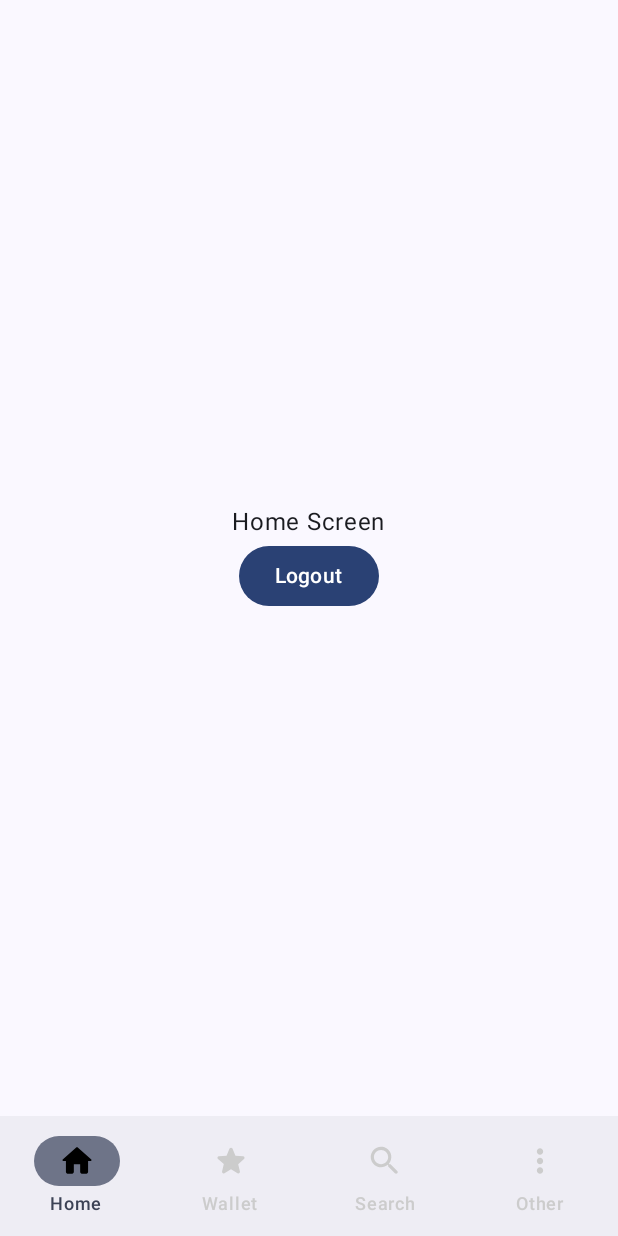
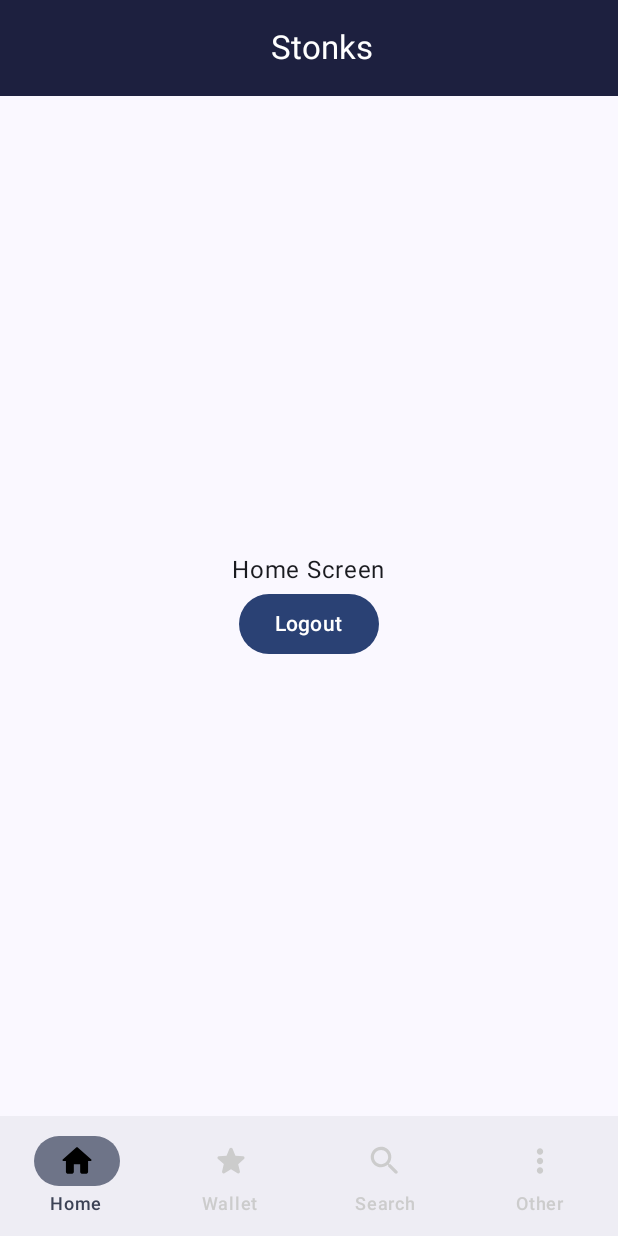
Before and after one commit to pippetto17/CryptoValute-Progetto-MP-2024, an Android app built with Jetpack Compose: the screen it shows after launch once a user with an empty profile is signed in (MainActivity), on a phone screen of 412 x 824 dp. Run offline under Robolectric (Android 15) with nearby library versions, the phone set to English and light mode, and no system bars; our stand-ins replace Firebase (no records; nobody signed in at launch, a user with empty details on screens opened directly); 1 statement that could not run was skipped.

Commit message:
change font and customitems

```diff
--- a/app/src/main/java/it/magi/stonks/activities/MainActivity.kt
+++ b/app/src/main/java/it/magi/stonks/activities/MainActivity.kt
@@ -15,6 +15,7 @@ import androidx.navigation.compose.composable
 import androidx.navigation.compose.rememberNavController
 import com.google.firebase.auth.FirebaseAuth
 import it.magi.stonks.objects.BottomNavigationBar
+import it.magi.stonks.objects.CustomTopAppBar
 import it.magi.stonks.objects.NavigationItem
 import it.magi.stonks.screens.HomeScreen
 import it.magi.stonks.screens.OtherScreen
@@ -39,11 +40,10 @@ class MainActivity : ComponentActivity() {
                 Scaffold(
                     modifier = Modifier.fillMaxSize(),
                     topBar = {
+                             CustomTopAppBar()
                     },
                     bottomBar = {
-                        BottomAppBar{
-                            BottomNavigationBar(navController = navController)
-                        }
+                        BottomNavigationBar(navController = navController)
                     },
                 ) { innerPadding ->
                     NavHost(
--- a/app/src/main/java/it/magi/stonks/objects/BottomNavigationBar.kt
+++ b/app/src/main/java/it/magi/stonks/objects/BottomNavigationBar.kt
@@ -1,6 +1,7 @@
 package it.magi.stonks.objects
 
 import androidx.compose.foundation.layout.size
+import androidx.compose.material3.BottomAppBar
 import androidx.compose.material3.Icon
 import androidx.compose.material3.NavigationBar
 import androidx.compose.material3.NavigationBarItem
@@ -34,6 +35,7 @@ fun BottomNavigationBar(navController: NavController) {
             selectedItem = index
         }
     }
+    BottomAppBar {
         NavigationBar(
         ) {
             items.forEachIndexed { index, item ->
@@ -73,3 +75,4 @@ fun BottomNavigationBar(navController: NavController) {
             }
         }
     }
+}
--- a/app/src/main/java/it/magi/stonks/objects/CustomPasswordField.kt
+++ b/app/src/main/java/it/magi/stonks/objects/CustomPasswordField.kt
@@ -6,6 +6,9 @@ import androidx.compose.foundation.layout.fillMaxWidth
 import androidx.compose.foundation.layout.padding
 import androidx.compose.foundation.layout.size
 import androidx.compose.foundation.text.KeyboardOptions
+import androidx.compose.material.icons.Icons
+import androidx.compose.material.icons.filled.Email
+import androidx.compose.material.icons.filled.Lock
 import androidx.compose.material3.Icon
 import androidx.compose.material3.IconButton
 import androidx.compose.material3.IconButtonDefaults
@@ -70,11 +73,18 @@ fun CustomPasswordField(
                 ) {
                     Icon(
                         imageVector = if (passwordVisible)
-                            ImageVector.vectorResource(R.drawable.ic_visible)
-                        else ImageVector.vectorResource(R.drawable.ic_not_visible),
+                            ImageVector.vectorResource(R.drawable.ic_not_visible)
+                        else ImageVector.vectorResource(R.drawable.ic_visible),
                         contentDescription = ""
                     )
                 }
+            },
+            leadingIcon = {
+                Icon(
+                    imageVector = Icons.Default.Lock,
+                    contentDescription = "Password",
+                    tint = Color.LightGray
+                )
             },
         )
         if (isError && value.isNotEmpty()) {
--- /dev/null
+++ b/app/src/main/java/it/magi/stonks/objects/CustomTopAppBar.kt
@@ -0,0 +1,33 @@
+package it.magi.stonks.objects
+
+import androidx.compose.foundation.layout.fillMaxWidth
+import androidx.compose.material3.ExperimentalMaterial3Api
+import androidx.compose.material3.Text
+import androidx.compose.material3.TopAppBar
+import androidx.compose.material3.TopAppBarDefaults
+import androidx.compose.runtime.Composable
+import androidx.compose.ui.Modifier
+import androidx.compose.ui.graphics.Color
+import androidx.compose.ui.res.stringResource
+import androidx.compose.ui.text.style.TextAlign
+import it.magi.stonks.R
+import it.magi.stonks.ui.theme.BgColor
+
+@OptIn(ExperimentalMaterial3Api::class)
+@Composable
+fun CustomTopAppBar() {
+    TopAppBar(
+        title = {
+            Text(
+                stringResource(R.string.app_name),
+                modifier = Modifier.fillMaxWidth(),
+                textAlign = TextAlign.Center,
+
+            )
+        },
+        colors = TopAppBarDefaults.topAppBarColors(
+            containerColor = BgColor,
+            titleContentColor = Color.White
+        )
+    )
+}
--- a/app/src/main/java/it/magi/stonks/screens/LoginScreen.kt
+++ b/app/src/main/java/it/magi/stonks/screens/LoginScreen.kt
@@ -4,8 +4,10 @@ import androidx.compose.foundation.Image
 import androidx.compose.foundation.layout.Arrangement
 import androidx.compose.foundation.layout.Box
 import androidx.compose.foundation.layout.Column
+import androidx.compose.foundation.layout.Spacer
 import androidx.compose.foundation.layout.fillMaxSize
 import androidx.compose.foundation.layout.fillMaxWidth
+import androidx.compose.foundation.layout.height
 import androidx.compose.foundation.layout.padding
 import androidx.compose.foundation.layout.wrapContentHeight
 import androidx.compose.material3.Button
@@ -26,17 +28,22 @@ import androidx.compose.ui.layout.ContentScale
 import androidx.compose.ui.platform.LocalContext
 import androidx.compose.ui.res.painterResource
 import androidx.compose.ui.res.stringResource
-import androidx.compose.ui.text.font.FontStyle
 import androidx.compose.ui.text.style.TextAlign
 import androidx.compose.ui.unit.dp
 import androidx.navigation.NavController
 import com.google.firebase.Firebase
 import com.google.firebase.auth.auth
 import it.magi.stonks.R
+<<<<<<< Updated upstream
 import it.magi.stonks.objects.APIRequests
+=======
+import it.magi.stonks.objects.CustomEmailField
+import it.magi.stonks.objects.CustomPasswordField
+>>>>>>> Stashed changes
 import it.magi.stonks.objects.Utilities
-import it.magi.stonks.ui.theme.fontSize
+import it.magi.stonks.ui.theme.TitleColor
 import it.magi.stonks.ui.theme.titleFont
+import it.magi.stonks.ui.theme.TitleFontSize
 import it.magi.stonks.viewmodels.LoginViewModel
 
 @Composable
@@ -63,49 +70,30 @@ fun LoginScreen(navController: NavController, viewModel: LoginViewModel) {
                 .wrapContentHeight(Alignment.CenterVertically),
         ) {
             Text(
-                text = stringResource(id = R.string.app_name),
+                text = stringResource(id = R.string.app_name).uppercase(),
                 modifier = Modifier
                     .fillMaxWidth()
                     .padding(16.dp),
                 textAlign = TextAlign.Center,
-                fontStyle = FontStyle.Italic,
                 fontFamily = titleFont(),
-                fontSize = fontSize,
-                color = Color.White
+                fontSize = TitleFontSize,
+                color = TitleColor
             )
             Column(
                 horizontalAlignment = Alignment.CenterHorizontally,
                 verticalArrangement = Arrangement.Center,
             ) {
-
-                OutlinedTextField(
-                    label = {
-                        Text(
-                            text = stringResource(id = R.string.login_email_label),
-                            color = Color.White
-                        )
-                    },
+                CustomEmailField(
                     value = email,
+                    labelId = R.string.login_email_label,
                     onValueChange = { email = it },
-                    colors = OutlinedTextFieldDefaults.colors(
-                        focusedTextColor = Color.White,
-                        unfocusedTextColor = Color.White
-                    )
                 )
-                OutlinedTextField(
-                    label = {
-                        Text(
-                            text = stringResource(id = R.string.login_password_label),
-                            color = Color.White
-                        )
-                    },
+                CustomPasswordField(
                     value = password,
+                    labelId = R.string.login_password_label,
                     onValueChange = { password = it },
-                    colors = OutlinedTextFieldDefaults.colors(
-                        focusedTextColor = Color.White,
-                        unfocusedTextColor = Color.White
-                    )
                 )
+                Spacer(modifier = Modifier.height(40.dp))
                 Button(
                     onClick = {
                         viewModel.userLogin(auth, email, password, navController, context)
@@ -124,7 +112,7 @@ fun LoginScreen(navController: NavController, viewModel: LoginViewModel) {
                     colors = ButtonDefaults.buttonColors(Color.Yellow),
                     onClick = { Utilities().testSignup() })
                 {
-                    Text(text = "TEST!!!",color = Color.Black)
+                    Text(text = "TEST!!!", color = Color.Black)
                 }
             }
         }
--- a/app/src/main/java/it/magi/stonks/ui/theme/Color.kt
+++ b/app/src/main/java/it/magi/stonks/ui/theme/Color.kt
@@ -11,6 +11,7 @@ val PurpleGrey40 = Color(0xFF625b71)
 val Pink40 = Color(0xFF7D5260)
 
 //LoginPage(DarkTheme)
-val LoginBgColor = Color(0xFF1D203F)
+val BgColor = Color(0xFF1D203F)
 val LoginFormBgColor= Color(0xFF121427)
 val LoginBgColor2 = Color(0xFF000026)
+val TitleColor = Color(0xFFC8FF00)
--- a/app/src/main/java/it/magi/stonks/ui/theme/Fonts.kt
+++ b/app/src/main/java/it/magi/stonks/ui/theme/Fonts.kt
@@ -9,6 +9,6 @@ import androidx.compose.ui.text.font.FontFamily
 fun titleFont(): FontFamily {
     val assets = LocalContext.current.assets
     return FontFamily(
-        Font("techno_hideo_bold.ttf", assets)
+        Font("origintech.ttf", assets)
     )
 }
--- a/app/src/main/java/it/magi/stonks/ui/theme/Size.kt
+++ b/app/src/main/java/it/magi/stonks/ui/theme/Size.kt
@@ -2,4 +2,4 @@ package it.magi.stonks.ui.theme
 
 import androidx.compose.ui.unit.sp
 
-val fontSize = 50.sp
+val TitleFontSize = 80.sp
--- a/app/src/main/java/it/magi/stonks/viewmodels/RegistrationViewModel.kt
+++ b/app/src/main/java/it/magi/stonks/viewmodels/RegistrationViewModel.kt
@@ -3,10 +3,8 @@ package it.magi.stonks.viewmodels
 import android.util.Log
 import androidx.compose.foundation.layout.Arrangement
 import androidx.compose.foundation.layout.Column
-import androidx.compose.foundation.layout.fillMaxSize
 import androidx.compose.foundation.layout.padding
 import androidx.compose.material3.Button
-import androidx.compose.material3.Surface
 import androidx.compose.material3.Text
 import androidx.compose.material3.TextButton
 import androidx.compose.runtime.Composable
@@ -15,7 +13,6 @@ import androidx.compose.ui.Modifier
 import androidx.compose.ui.graphics.Color
 import androidx.compose.ui.res.stringResource
 import androidx.compose.ui.text.style.TextAlign
-import androidx.compose.ui.text.toLowerCase
 import androidx.compose.ui.unit.dp
 import androidx.compose.ui.window.Dialog
 import androidx.lifecycle.ViewModel
@@ -24,10 +21,8 @@ import com.google.firebase.Firebase
 import com.google.firebase.auth.FirebaseAuth
 import com.google.firebase.auth.auth
 import com.google.firebase.database.FirebaseDatabase
-import com.google.firebase.database.database
 import it.magi.stonks.R
 import it.magi.stonks.objects.Utilities
-import it.magi.stonks.ui.theme.LoginBgColor
 import kotlinx.coroutines.flow.MutableStateFlow
 import kotlinx.coroutines.flow.StateFlow
 import java.util.regex.Pattern
```
Also changed, not shown: app/src/main/java/it/magi/stonks/objects/CustomEmailField.kt (added, +71 -0 lines), app/src/main/java/it/magi/stonks/screens/RegistrationScreen.kt (+5 -5 lines), app/src/main/assets/ka1.ttf (added), app/src/main/assets/origintech.ttf (added), app/src/main/assets/techno_hideo.ttf (deleted), app/src/main/assets/techno_hideo_bold.ttf (deleted). Lines whose indentation alone changed are shown as unchanged.
